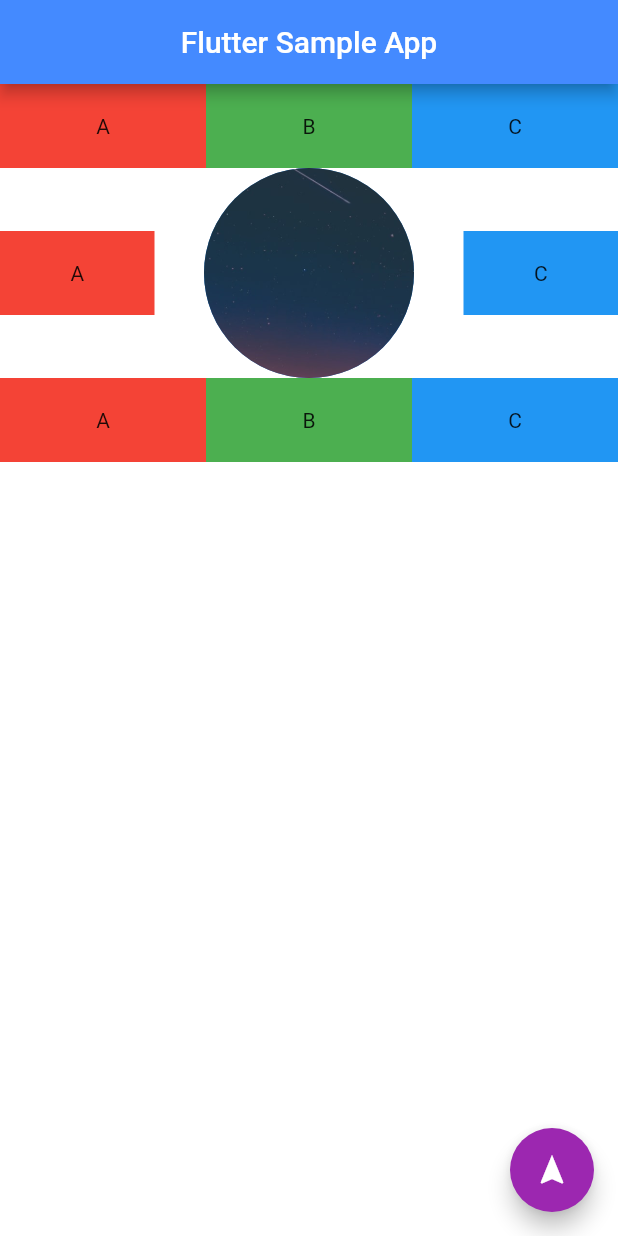
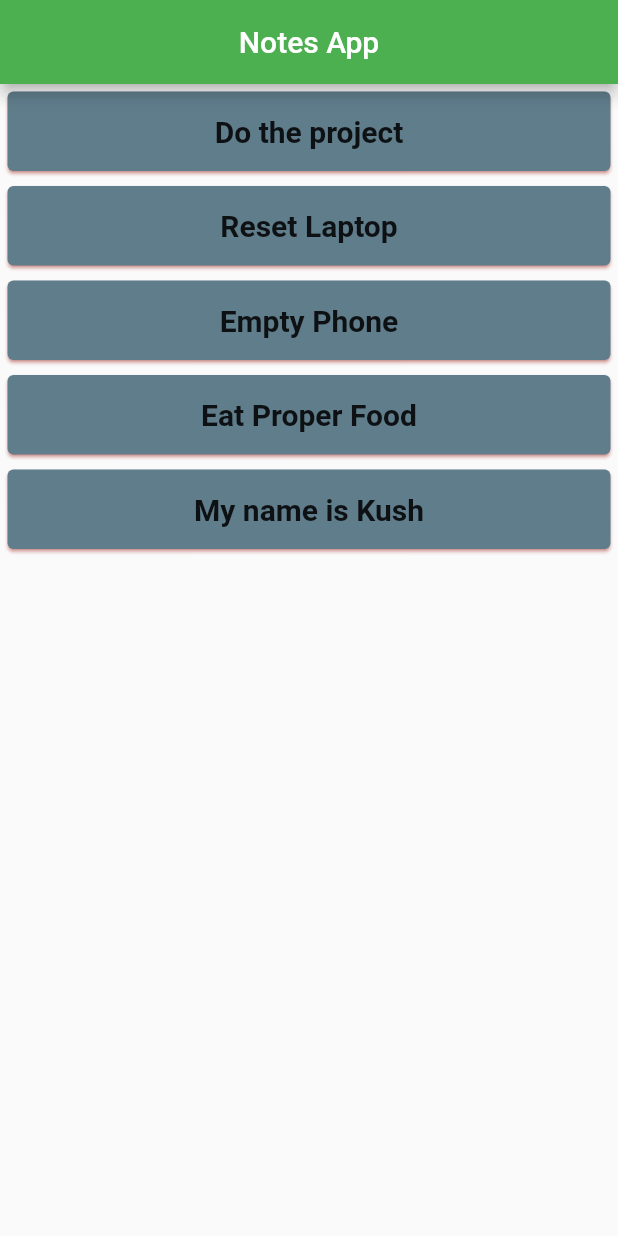
Before and after one commit to kush11251/flutter_study_app, a Flutter app: the screen it shows after launch, on a phone screen of 412 x 824 dp. Run offline on Flutter 3.47's test engine with Material 2 defaults, Android fonts, the phone set to English and light mode, and no system bars.

Commit message:
Day 4 Flutter Class Part 2 State Full Widget, Card, List, Map & Templates

```diff
--- a/lib/main.dart
+++ b/lib/main.dart
@@ -1,145 +1,66 @@
+import 'dart:math';
+
 import 'package:flutter/material.dart';
 import 'package:flutter_study_app/strings.dart';
+
+//State<StatefulWidget> createState() {
 
 void main() {
   runApp(FlutterBootcamp());
 }
 
-class FlutterBootcamp extends StatelessWidget{
+class FlutterBootcamp extends StatefulWidget{
+  @override
+  _FlutterBootcamp createState() => _FlutterBootcamp();
+}
 
+class _FlutterBootcamp extends State<FlutterBootcamp>{
+
+  List<String> notes = [
+    "Do the project",
+    "Reset Laptop",
+    "Empty Phone",
+    "Eat Proper Food",
+    "My name is Kush"
+  ];
+
+  Widget cardTemplate(singlenotes){
+    return Card(
+      shadowColor: Colors.red,
+      color: Colors.blueGrey,
+      margin: EdgeInsets.all(5),
+      child: Padding(
+        padding: EdgeInsets.all(15),
+        child: Column(
+          children: [
+            Text(
+              singlenotes,
+              style: TextStyle(
+                fontSize: 20,
+                fontWeight: FontWeight.bold,
+              ),
+            ),
+          ],
+        )
+      ),
+    );
+  }
 
   @override
   Widget build(BuildContext context) {
     return MaterialApp(
       home: Scaffold(
-        backgroundColor: Colors.white,
         appBar: AppBar(
           title: Text(
-            Strings.titleText,
+            "Notes App",
+            textAlign: TextAlign.center,
           ),
-          backgroundColor: Colors.blueAccent,
+          backgroundColor: Colors.green,
           centerTitle: true,
         ),
         body: Column(
-          //mainAxisAlignment: MainAxisAlignment.spaceEvenly,
-          children: [
-            Row(
-              children: [
-                Expanded(
-                  flex: 1,
-                  child: Container(
-                    padding: EdgeInsets.all(20),
-                    color: Colors.red,
-                    child: Text(
-                      "A",
-                      textAlign: TextAlign.center,
-                    ),
-                  ),
-                ),
-                Expanded(
-                  flex: 1,
-                  child: Container(
-                    padding: EdgeInsets.all(20),
-                    color: Colors.green,
-                    child: Text(
-                        "B",
-                      textAlign: TextAlign.center,
-                    ),
-                  ),
-                ),
-                Expanded(
-                  flex: 1,
-                  child: Container(
-                    padding: EdgeInsets.all(20),
-                    color: Colors.blue,
-                    child: Text(
-                        "C",
-                      textAlign: TextAlign.center,
-                    ),
-                  ),
-                )
-              ],
-            ),
-            Row(
-              children: [
-                Expanded(
-                  flex: 1,
-                  child: Container(
-                    padding: EdgeInsets.all(20),
-                    color: Colors.red,
-                    child: Text(
-                      "A",
-                      textAlign: TextAlign.center,
-                    ),
-                  ),
-                ),
-                Expanded(
-                  flex: 2,
-                  child: CircleAvatar(
-                    backgroundImage: AssetImage('assets/sky.jpg'),
-                    radius: 70,
-                  ),
-                ),
-                Expanded(
-                  flex: 1,
-                  child: Container(
-                    padding: EdgeInsets.all(20),
-                    color: Colors.blue,
-                    child: Text(
-                      "C",
-                      textAlign: TextAlign.center,
-                    ),
-                  ),
-                )
-              ],
-            ),
-            Row(
-              children: [
-                Expanded(
-                  flex: 1,
-                  child: Container(
-                    padding: EdgeInsets.all(20),
-                    color: Colors.red,
-                    child: Text(
-                      "A",
-                      textAlign: TextAlign.center,
-                    ),
-                  ),
-                ),
-                Expanded(
-                  flex: 1,
-                  child: Container(
-                    padding: EdgeInsets.all(20),
-                    color: Colors.green,
-                    child: Text(
-                      "B",
-                      textAlign: TextAlign.center,
-                    ),
-                  ),
-                ),
-                Expanded(
-                  flex: 1,
-                  child: Container(
-                    padding: EdgeInsets.all(20),
-                    color: Colors.blue,
-                    child: Text(
-                      "C",
-                      textAlign: TextAlign.center,
-                    ),
-                  ),
-                )
-              ],
-            ),
-          ],
-        ),
-        floatingActionButton: FloatingActionButton(
-          onPressed: (){
-
-          },
-          backgroundColor: Colors.purple,
-          child: Icon(
-            Icons.navigation,
-          ),
+          crossAxisAlignment: CrossAxisAlignment.stretch,
+          children: notes.map((singlenote) => cardTemplate(singlenote)).toList(),
         ),
       ),
     );
```
